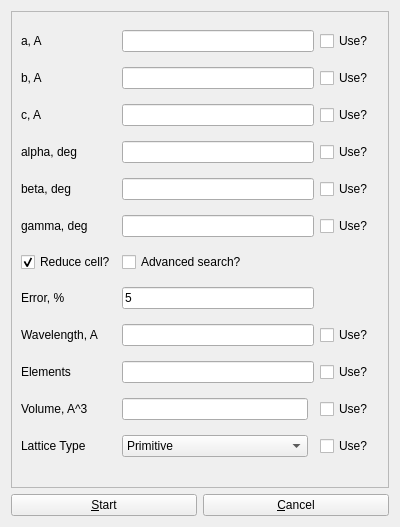
Before: the Qt Designer form searchform.ui in PavloSolntsev/solxd, drawn with Qt 5.
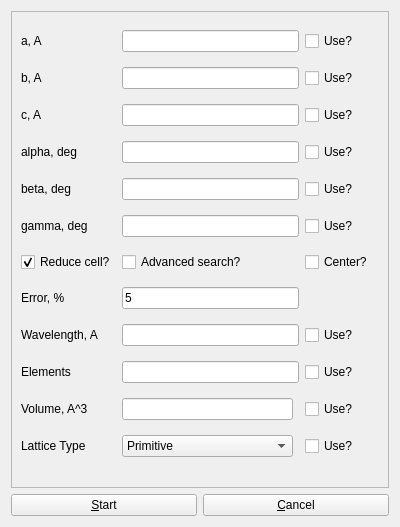
After: the same form once the commit is applied.

Commit message: Search based on center of inversion was added. Some other changes.

What changed in the file:
```diff
--- a/searchform.ui
+++ b/searchform.ui
@@ -266,6 +266,13 @@
          </property>
         </widget>
        </item>
+       <item row="6" column="3">
+        <widget class="QCheckBox" name="checkBox_center">
+         <property name="text">
+          <string>Center?</string>
+         </property>
+        </widget>
+       </item>
       </layout>
      </widget>
     </widget>
```
The commit also changes 3 other files.
